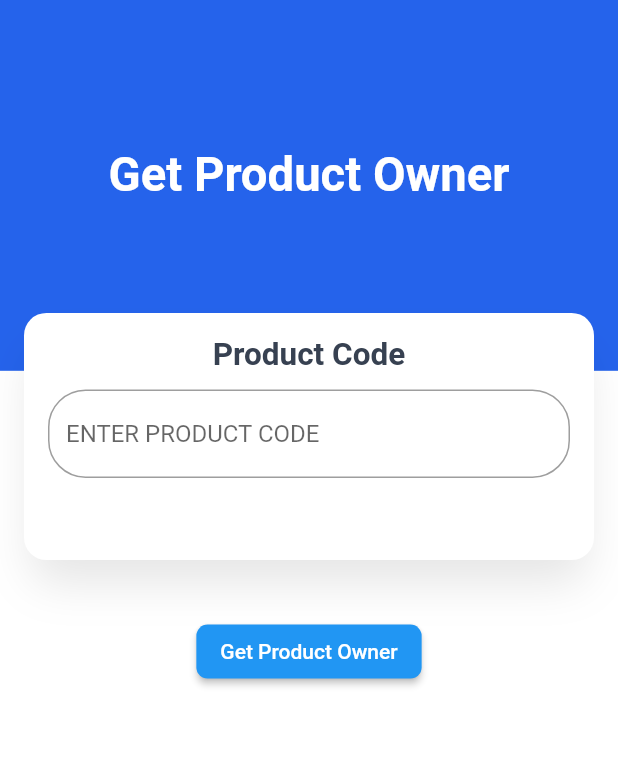
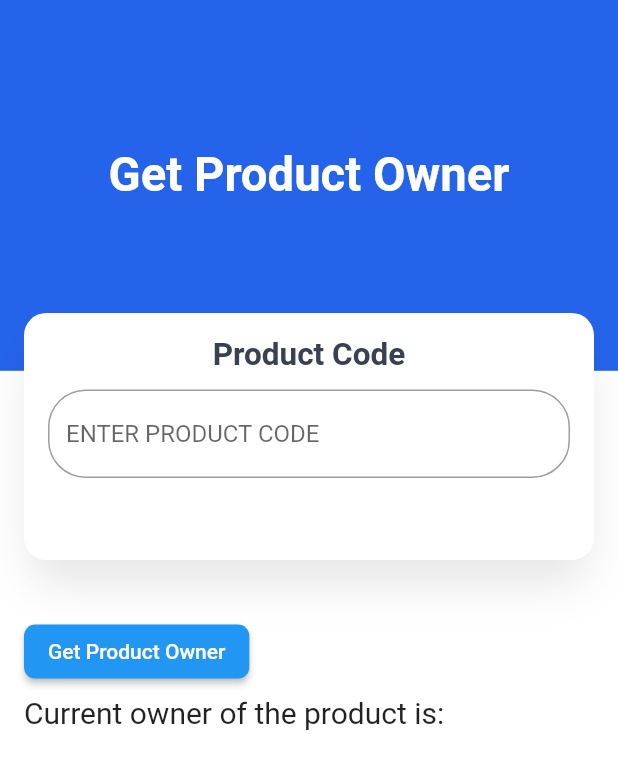
Before and after one commit to Wokstym/ProductChecker, a Flutter app: the BlockchainPage screen opened directly, after a tap on "Get Product Owner", on a phone screen of 412 x 824 dp. Shown: the top 769 px of the screen. Run offline on Flutter 3.47's test engine with Material 2 defaults, Android fonts, the phone set to English and light mode, and no system bars; drawn by our look-alikes of velocity_x; missing offline and left inert: nfc_in_flutter, web3dart.

Commit message:
add ethereum call to kovan network for getCurrentOwner method

```diff
--- a/lib/src/views/ui/blockchain_requests_page.dart
+++ b/lib/src/views/ui/blockchain_requests_page.dart
@@ -1,4 +1,5 @@
 import 'package:flutter/material.dart';
+import 'package:flutter/services.dart';
 import 'package:http/http.dart';
 import 'package:velocity_x/velocity_x.dart';
 import 'package:web3dart/web3dart.dart';
@@ -14,18 +15,42 @@ class BlockchainPage extends StatefulWidget {
 class _BlockchainPageState extends State<BlockchainPage> {
   final String title = "Product Code";
   final String myAddress = "0xb88Ae3f85603bB13674ae34Be26Fbe1675ff2647";
-  final String infuraURL = "https://kovan.infura.io/v3/c6d67a2b8ed4454283858d137db7593f";
+  final String infuraURL =
+      "https://kovan.infura.io/v3/c6d67a2b8ed4454283858d137db7593f";
   Client httpClient;
   Web3Client ethClient;
   final productCodeController = TextEditingController();
   String productCode = '';
+  var productOwner = '';
 
   getTextInputData() {
     setState(() {
       productCode = productCodeController.text;
-      // getProductOwner(productCode);
-      print(productCode);
+      getProductOwner(productCode);
     });
+  }
+
+  Future<void> getProductOwner(String productCode) async {
+    List<dynamic> response =
+        await query("getCurrentOwner", [BigInt.parse(productCode)]);
+    print(response[0].toString());
+    productOwner = response[0].toString();
+  }
+
+  Future<List<dynamic>> query(String functionName, List<dynamic> args) async {
+    final contract = await loadContract();
+    final ethFunction = contract.function(functionName);
+    return await ethClient.call(
+        contract: contract, function: ethFunction, params: args);
+  }
+
+  Future<DeployedContract> loadContract() async {
+    String abi = await rootBundle.loadString("assets/ABI.json");
+    String contractAddressInString =
+        "0x3d890b7D6E34220AAE2DDc9F1979D4ADDaDae9E5";
+    EthereumAddress contractAddress =
+        EthereumAddress.fromHex(contractAddressInString);
+    return DeployedContract(ContractAbi.fromJson(abi, "POMS"), contractAddress);
   }
 
   @override
@@ -40,7 +65,6 @@ class _BlockchainPageState extends State<BlockchainPage> {
     productCodeController.dispose();
     super.dispose();
   }
-
 
   @override
   Widget build(BuildContext context) {
@@ -87,16 +111,20 @@ class _BlockchainPageState extends State<BlockchainPage> {
                 .make()
                 .p16(),
             5.heightBox,
-            HStack([
+            VStack(
+              [
                 RaisedButton(
                     onPressed: getTextInputData,
                     color: Colors.blue,
                     shape: Vx.roundedSm,
-                  child: "Get Product Owner".text.white.make())
+                    child: "Get Product Owner".text.white.make()),
+                5.heightBox,
+                Text("Current owner of the product is: $productOwner",
+                    style: TextStyle(fontSize: 20))
               ],
               alignment: MainAxisAlignment.spaceAround,
               axisSize: MainAxisSize.max,
-            ).p16()
+            ).p16(),
           ])
         ]));
   }
```
Lines whose indentation alone changed are shown as unchanged.
